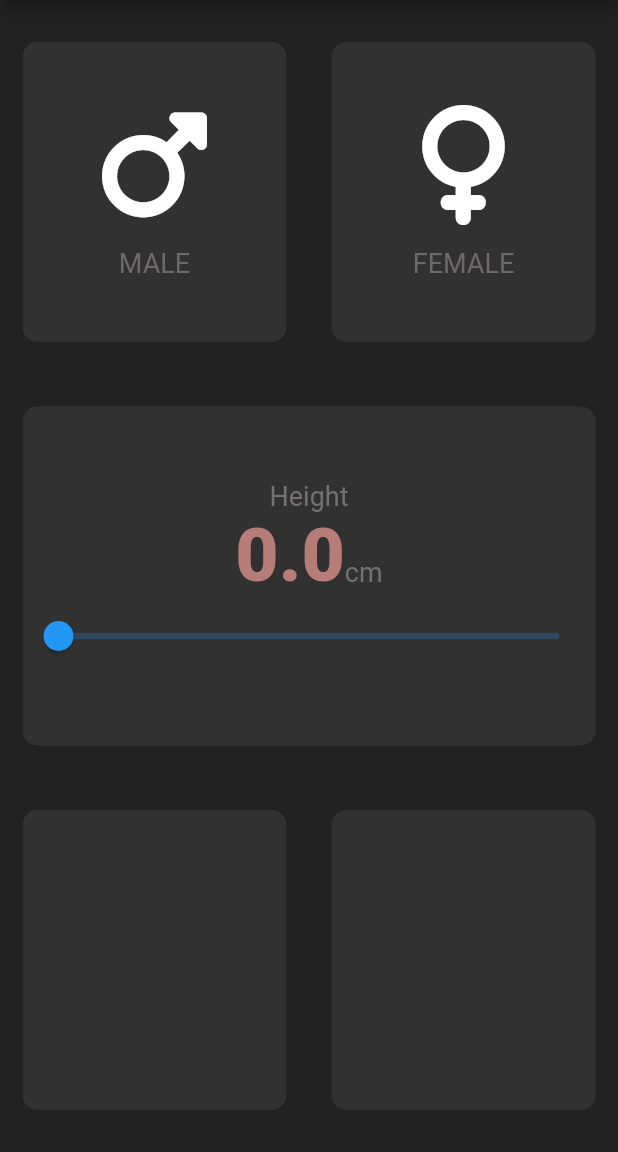
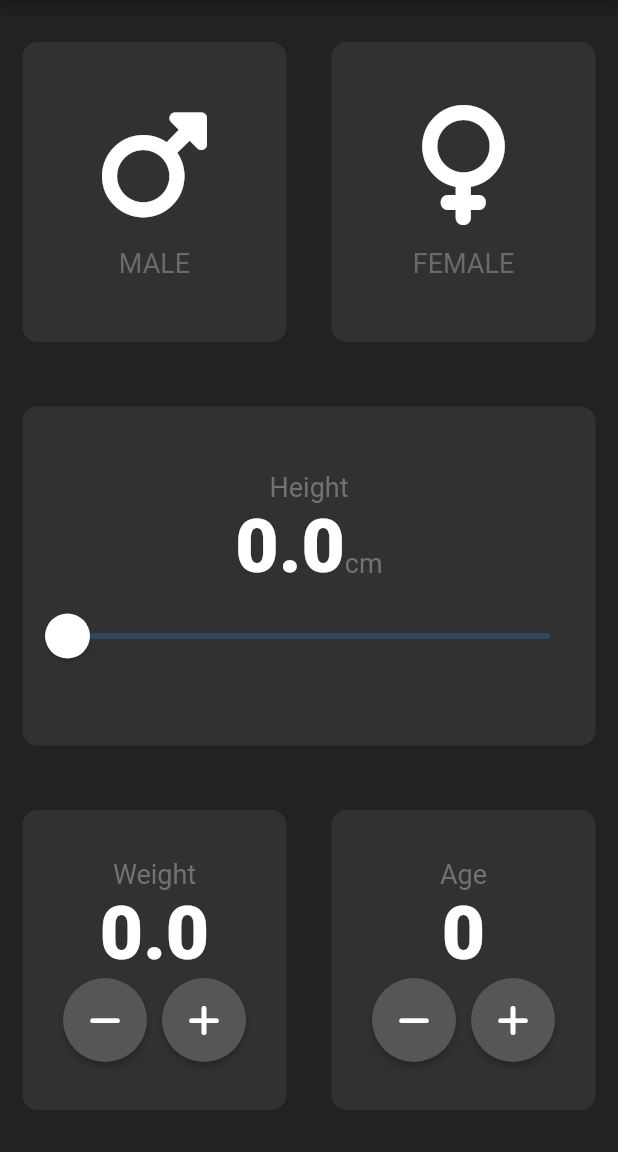
Before and after one commit to clippefuentes/bmi_flutter, a Flutter app: the screen it shows after launch, on a phone screen of 412 x 824 dp, the part 84-1236 px from its top. Run offline on Flutter 3.47's test engine with Material 2 defaults, Android fonts, the phone set to English and light mode, and no system bars; our stand-ins replace font_awesome_flutter.

Commit message:
add weight and age componnets

```diff
--- a/lib/constants.dart
+++ b/lib/constants.dart
@@ -1,4 +1,5 @@
 import 'package:flutter/cupertino.dart';
+import 'package:flutter/material.dart';
 
 const kActiveCardColour = Color.fromARGB(255, 31, 30, 30);
 const kInActiveCardColour = Color.fromARGB(255, 50, 49, 49);
@@ -11,6 +12,7 @@ const kLabelTextStyle = TextStyle(
 const kNumberTextStyle = TextStyle(
   fontSize: 50.0,
   fontWeight: FontWeight.w900,
+  color: Colors.white
 );
 
 const kMinHeight = 0.0;
--- a/lib/input_page.dart
+++ b/lib/input_page.dart
@@ -22,6 +22,8 @@ class _InputPageState extends State<InputPage> {
   Color femaleCardColour = kInActiveCardColour;
   Gender gender;
   double heightValue = 0;
+  double weightValue = 0;
+  int age = 0;
 
   @override
   Widget build(BuildContext context) {
@@ -90,7 +92,17 @@ class _InputPageState extends State<InputPage> {
                       ),
                     ],
                   ),
-                  Slider(
+                  SliderTheme(
+                    data: SliderTheme.of(context).copyWith(
+                      thumbShape: RoundSliderThumbShape(
+                        enabledThumbRadius: 15.0
+                      ),
+                      overlayShape: RoundSliderOverlayShape(
+                        overlayRadius: 30.0
+                      ),
+                      thumbColor: Colors.white
+                    ),
+                    child: Slider(
                       value: heightValue,
                       onChanged: (value) {
                         setState(() {
@@ -99,6 +111,7 @@ class _InputPageState extends State<InputPage> {
                       },
                       min: kMinHeight,
                       max: kMaxHeight,
+                    )
                   )
                 ],
               ),
@@ -109,12 +122,88 @@ class _InputPageState extends State<InputPage> {
               Expanded(child: ReusableCard(
                 width: 170.0,
                 colour: kInActiveCardColour,
-                cardChild: Container(),
+                cardChild: Column(
+                  mainAxisAlignment: MainAxisAlignment.center,
+                  children: [
+                    Text(
+                      'Weight',
+                      style: kLabelTextStyle,
+                    ),
+                    Text(
+                      weightValue.toString(),
+                      style: kNumberTextStyle
+                    ),
+                    Row(
+                      mainAxisAlignment: MainAxisAlignment.center,
+                      children: [
+                        RoundIconButton(
+                          icon: FontAwesomeIcons.minus,
+                          onPress: () {
+                            setState(() {
+                              if (weightValue > 0) {
+                                weightValue -= 1;
+                              }
+                            });
+                          },
+                        ),
+                        SizedBox(
+                          width: 10,
+                        ),
+                        RoundIconButton(
+                          icon: FontAwesomeIcons.plus,
+                          onPress: () {
+                            setState(() {
+                              weightValue += 1;
+                            });
+                          },
+                        )
+                      ],
+                    ),
+                  ],
+                ),
               )),
               Expanded(child: ReusableCard(
                 width: 170.0,
                 colour: kInActiveCardColour,
-                cardChild: Container(),
+                cardChild: Column(
+                  mainAxisAlignment: MainAxisAlignment.center,
+                  children: [
+                    Text(
+                      'Age',
+                      style: kLabelTextStyle,
+                    ),
+                    Text(
+                      age.toString(),
+                      style: kNumberTextStyle
+                    ),
+                    Row(
+                      mainAxisAlignment: MainAxisAlignment.center,
+                      children: [
+                        RoundIconButton(
+                          icon: FontAwesomeIcons.minus,
+                          onPress: () {
+                            setState(() {
+                              if (age > 0) {
+                                age -= 1;
+                              }
+                            });
+                          },
+                        ),
+                        SizedBox(
+                          width: 10,
+                        ),
+                        RoundIconButton(
+                          icon: FontAwesomeIcons.plus,
+                          onPress: () {
+                            setState(() {
+                              age += 1;
+                            });
+                          },
+                        )
+                      ],
+                    ),
+                  ],
+                ),
               ))
             ],
           )),
@@ -124,3 +213,29 @@ class _InputPageState extends State<InputPage> {
     );
   }
 }
+
+
+class RoundIconButton extends StatelessWidget {
+  const RoundIconButton({
+    Key key,
+    this.icon,
+    this.onPress
+  }) : super(key: key);
+
+  final IconData icon;
+  final Function onPress;
+
+  @override
+  Widget build(BuildContext context) {
+    return RawMaterialButton(
+      child: Icon(icon),
+      constraints: BoxConstraints.tightFor(
+        width: 56.0,
+        height: 56.0,
+      ),
+      shape: CircleBorder(),
+      fillColor: Color.fromARGB(255, 87, 86, 86),
+      onPressed: onPress,
+    );
+  }
+}
```
Lines whose indentation alone changed are shown as unchanged.
